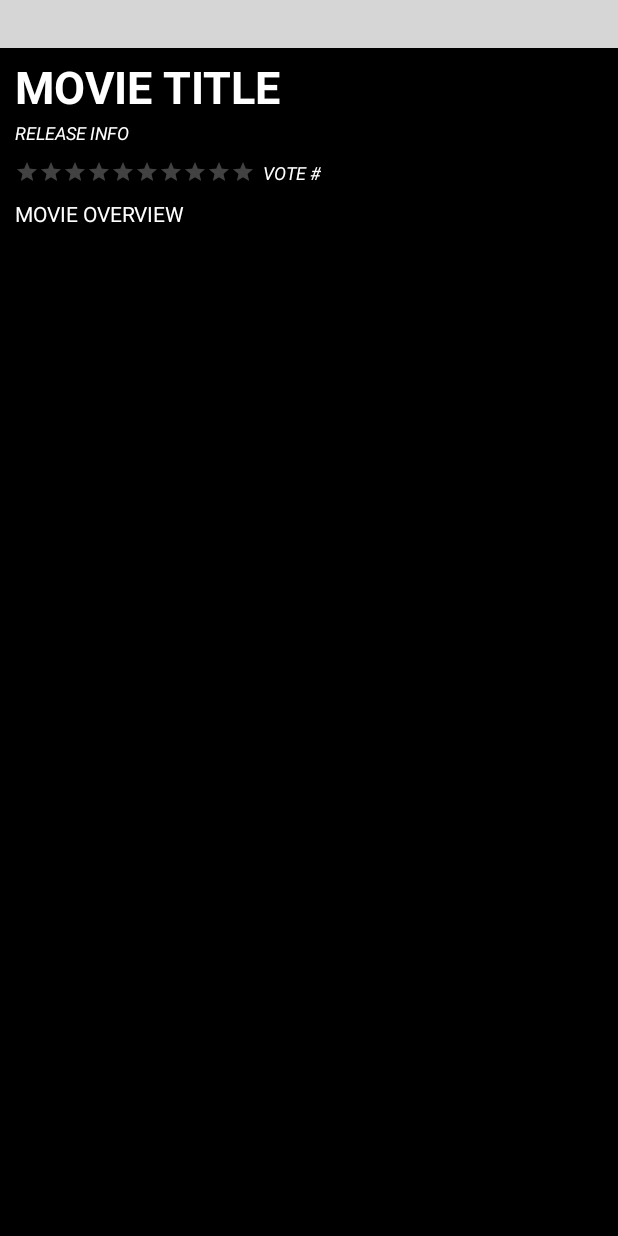
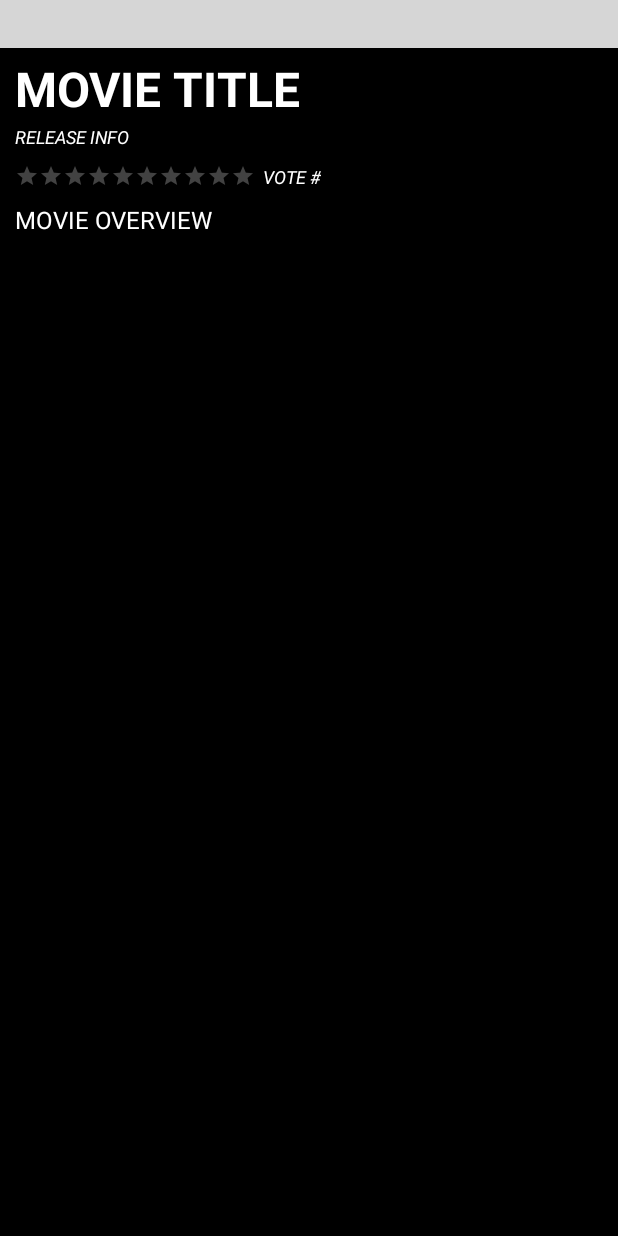
Before and after one commit to gagusftw/Flicks, an Android app: the layout activity_movie_details.xml on its own in the app's theme, with its tools: preview values and no code run, on a phone screen of 412 x 824 dp. Run offline under Robolectric (Android 15) with nearby library versions, the phone set to English and light mode, and no system bars; plain views replace YouTubePlayerView; grey boxes are pictures that could not be loaded.

Commit message:
Tidying up

```diff
--- a/app/build.gradle
+++ b/app/build.gradle
@@ -43,6 +43,7 @@ dependencies {
     implementation 'com.github.bumptech.glide:glide:4.11.0'
     // Glide v4 uses this new annotation processor -- see https://bumptech.github.io/glide/doc/generatedapi.html
     annotationProcessor 'com.github.bumptech.glide:compiler:4.11.0'
+    implementation 'jp.wasabeef:glide-transformations:4.1.0'
     implementation 'org.parceler:parceler-api:1.1.12'
     annotationProcessor 'org.parceler:parceler:1.1.12'
 }
--- a/app/src/main/java/com/example/flicks/adapters/MovieAdapter.java
+++ b/app/src/main/java/com/example/flicks/adapters/MovieAdapter.java
@@ -19,6 +19,8 @@ import com.example.flicks.models.Movie;
 import org.parceler.Parcels;
 
 import java.util.List;
+
+import jp.wasabeef.glide.transformations.RoundedCornersTransformation;
 
 //Used as an adapter to the RecyclerView we will implement
 public class MovieAdapter extends RecyclerView.Adapter<MovieAdapter.ViewHolder> {
--- a/app/src/main/res/layout/activity_movie_details.xml
+++ b/app/src/main/res/layout/activity_movie_details.xml
@@ -31,7 +31,7 @@
         android:background="#000000"
         android:textAllCaps="false"
         android:textColor="#FFFFFF"
-        android:textSize="30sp"
+        android:textSize="32sp"
         android:textStyle="bold"
         tools:layout_editor_absoluteX="187dp"
         tools:layout_editor_absoluteY="56dp"
@@ -51,7 +51,7 @@
         android:indeterminate="false"
         android:numStars="10"
         android:progressBackgroundTint="#FFFFFF"
-        android:progressTint="#FFFC21"
+        android:progressTint="#FFDF00"
         android:scaleX="1.0"
         android:scaleY="1.0"
         android:stepSize="0.5" />
@@ -67,7 +67,7 @@
         android:layout_marginEnd="10dp"
         android:background="#000000"
         android:textColor="#FFFFFF"
-        android:textSize="14sp"
+        android:textSize="16sp"
         tools:text="MOVIE OVERVIEW" />
 
     <TextView
@@ -95,4 +95,15 @@
         android:textSize="12sp"
         android:textStyle="italic"
         tools:text="VOTE #" />
+
+    <Button
+        android:id="@+id/btnDetailsBack"
+        android:layout_width="wrap_content"
+        android:layout_height="wrap_content"
+        android:layout_alignParentEnd="true"
+        android:layout_alignParentBottom="true"
+        android:layout_marginEnd="10dp"
+        android:layout_marginBottom="10dp"
+        android:textColor="#000000"
+        tools:text="BACK" />
 </RelativeLayout>
--- a/app/src/main/res/layout/entry_movie.xml
+++ b/app/src/main/res/layout/entry_movie.xml
@@ -29,7 +29,7 @@
     <TextView
         android:id="@+id/tvOverview"
         android:layout_width="wrap_content"
-        android:layout_height="wrap_content"
+        android:layout_height="135dp"
         android:layout_below="@+id/tvTitle"
         android:layout_alignParentEnd="true"
         android:layout_marginStart="5dp"
--- a/app/src/main/res/values/colors.xml
+++ b/app/src/main/res/values/colors.xml
@@ -7,4 +7,5 @@
     <color name="teal_700">#FF018786</color>
     <color name="black">#FF000000</color>
     <color name="white">#FFFFFFFF</color>
+    <color name="gold">#FFDF00</color>
 </resources>
--- a/app/src/main/res/values/themes.xml
+++ b/app/src/main/res/values/themes.xml
@@ -2,7 +2,7 @@
     <!-- Base application theme. -->
     <style name="Theme.Flicks" parent="Theme.MaterialComponents.DayNight.DarkActionBar">
         <!-- Primary brand color. -->
-        <item name="colorPrimary">@color/purple_500</item>
+        <item name="colorPrimary">@color/black</item>
         <item name="colorPrimaryVariant">@color/purple_700</item>
         <item name="colorOnPrimary">@color/white</item>
         <!-- Secondary brand color. -->
--- a/build.gradle
+++ b/build.gradle
@@ -5,7 +5,7 @@ buildscript {
         jcenter()
     }
     dependencies {
-        classpath "com.android.tools.build:gradle:4.1.1"
+        classpath 'com.android.tools.build:gradle:4.1.2'
 
         // NOTE: Do not place your application dependencies here; they belong
         // in the individual module build.gradle files
```
Also changed, not shown: app/src/main/java/com/example/flicks/MovieDetailsActivity.java (+22 -0 lines).
